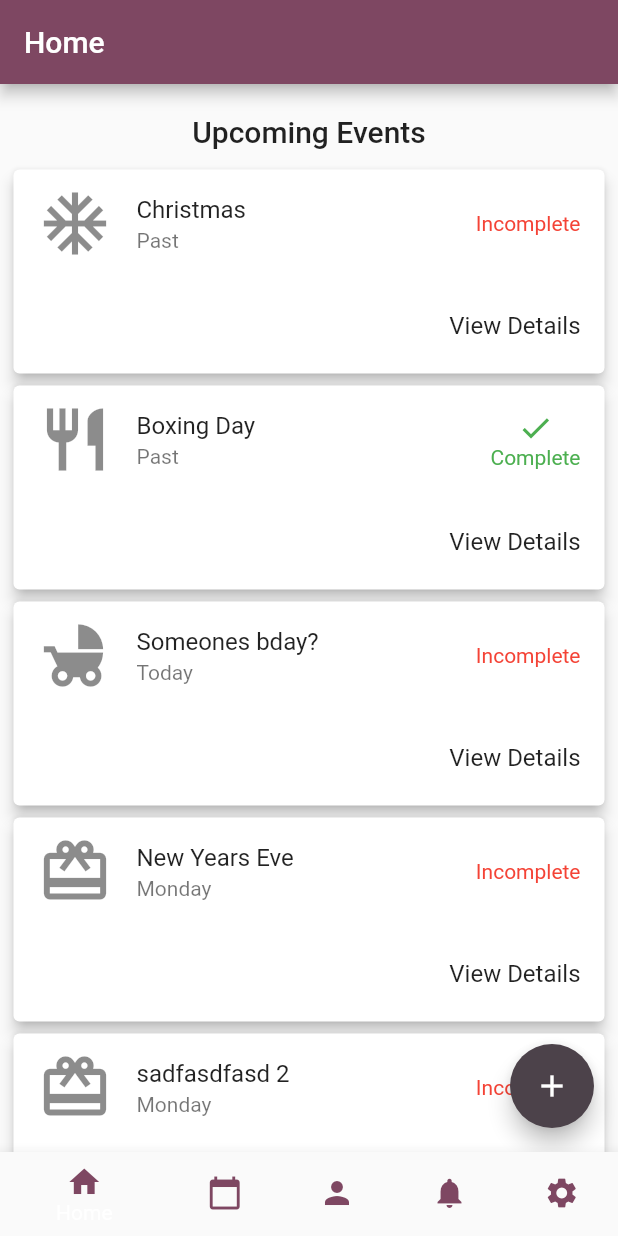
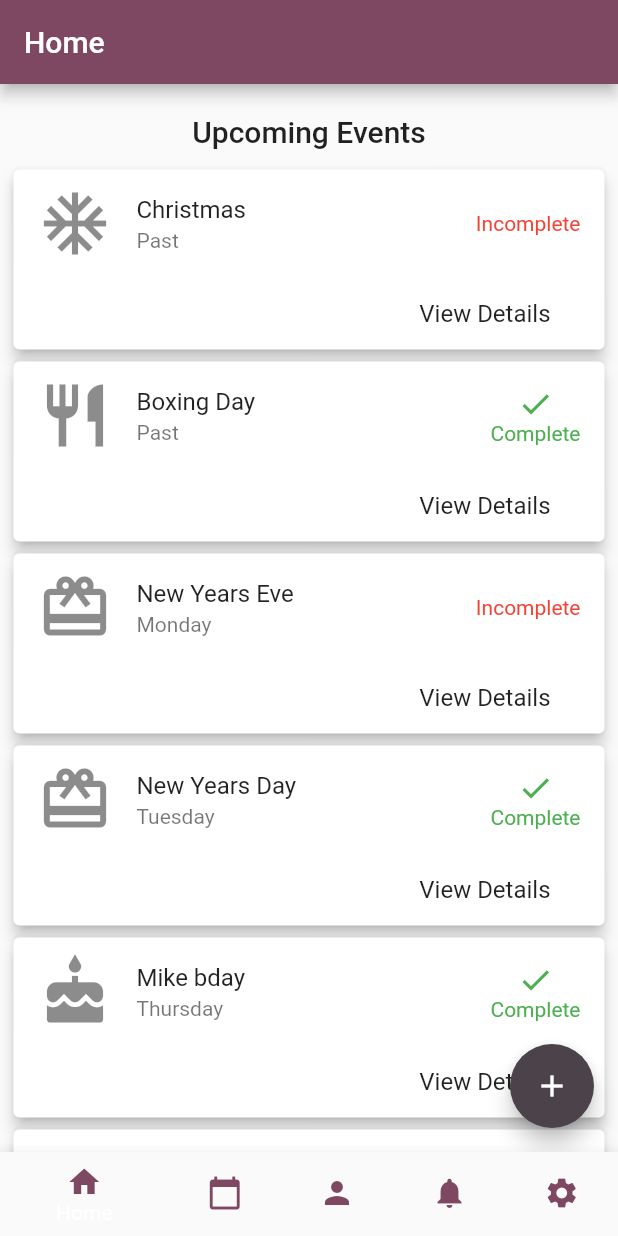
Before and after one commit to dran5447/GiftAssist, a Flutter app: the screen it shows after launch, on a phone screen of 412 x 824 dp. Run offline on Flutter 3.47's test engine with Material 2 defaults, Android fonts, the phone set to English and light mode, and no system bars; our stand-ins replace flutter_speed_dial.

Commit message:
nitpick fixes to card

```diff
--- a/lib/eventSummaryCard.dart
+++ b/lib/eventSummaryCard.dart
@@ -18,14 +18,14 @@ class EventSummaryCard extends StatelessWidget {
             leading: Icon(event.icon, size:50.0),
             title: Text(event.title),
             subtitle: Text(Helpers.formatDate(event.date)),
-            trailing: Padding(
-              padding: EdgeInsets.only(right: 0.0),
-              child: EventStatusSnippet(event),
+            trailing: EventStatusSnippet(event),
           ),
-          ),
-          ButtonBar(
+          Row(
+            mainAxisAlignment: MainAxisAlignment.end,
             children: <Widget>[
-              FlatButton(
+              Padding(
+                padding: EdgeInsets.only(right: 20.0),
+                child: FlatButton(
                   textColor: Color.fromARGB(255, 126, 71, 98),
                   child: Text('View Details', style: Theme.of(context).textTheme.subhead),
                   onPressed: (){
@@ -40,6 +40,7 @@ class EventSummaryCard extends StatelessWidget {
                     );
                   },
                 )
+              ),
             ],
           )
         ],
--- a/lib/sharedhelpers.dart
+++ b/lib/sharedhelpers.dart
@@ -11,26 +11,25 @@ class Helpers{
     final List<Event> events = [
       new Event(new DateTime(2018, 12, 25), 'Christmas', 'ho ho ho', EventType.WINTER_HOLIDAY, getTempIdeasList2(), true),
       new Event(new DateTime(2018, 12, 26), 'Boxing Day', 'monies', EventType.FOOD_OUTING, getTempIdeasList1()),
-      new Event(new DateTime(2018, 12, 28), 'Someones bday?', 'n/a',EventType.BABY_SHOWER, getTempIdeasList2()),
       new Event(new DateTime(2018, 12, 31), 'New Years Eve', '3-2-1',EventType.OTHER, getTempIdeasList2()),
-      new Event(new DateTime(2018, 12, 31), 'sadfasdfasd 2', '3-2-1',EventType.OTHER, getTempIdeasList2()),
       new Event(new DateTime(2019, 1, 1), 'New Years Day', 'new year new you, dont fuck oop',EventType.OTHER, getTempIdeasList1()),
-      new Event(new DateTime(2019, 1, 3), 'Mike bday', 'woop woop',EventType.OTHER, getTempIdeasList1()),
+      new Event(new DateTime(2019, 1, 3), 'Mike bday', 'woop woop',EventType.BIRTHDAY, getTempIdeasList1()),
+      new Event(new DateTime(2019, 2, 4), 'Valentines Day', '',EventType.VALENTINES, getTempIdeasList1()),
     ];
     return events;
   }
 
   static List<Idea> getTempIdeasList1(){
     final List<Idea> ideas = [
-      new Idea('Gift Idea 1', 'something cool', 'www.amazon.com',true),
+      new Idea('Something Cool', 'something cool', 'www.amazon.com', true),
     ];
     return ideas;
   }
 
   static List<Idea> getTempIdeasList2(){
     final List<Idea> ideas = [
-      new Idea('Gift Idea 1', 'something cool', 'www.amazon.com'),
-      new Idea('Gift Idea 2', 'asdf', ''),
+      new Idea('Water', '', 'www.amazon.com'),
+      new Idea('Baseball', '', ''),
     ];
     return ideas;
   }
```
Also changed, not shown: 8 other files. Lines whose indentation alone changed are shown as unchanged.
